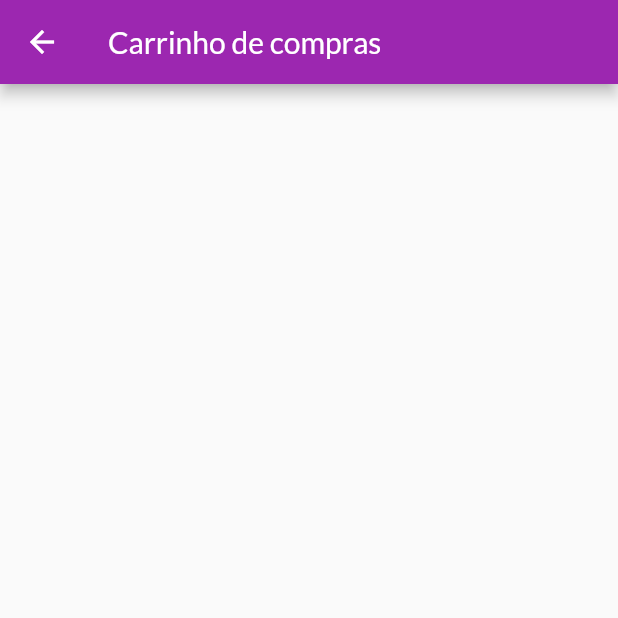
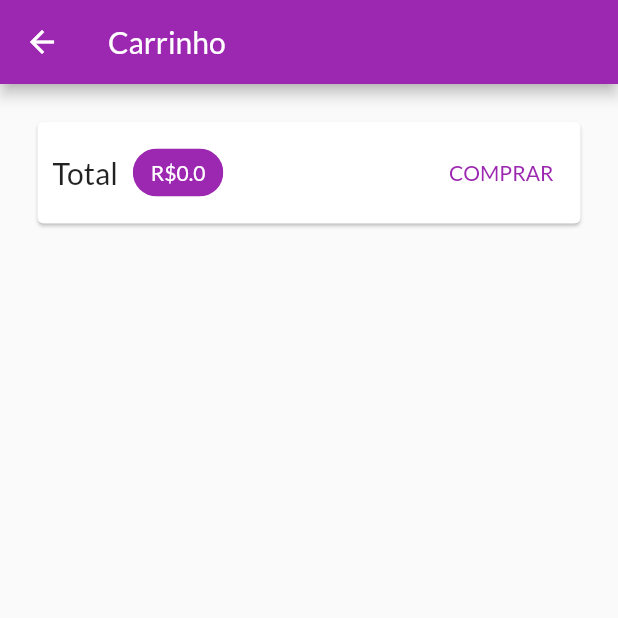
Before and after one commit to marcelinx/shop-flutter, a Flutter app: the CartPage screen opened by its route, on a phone screen of 412 x 824 dp, the top half of it. Run offline on Flutter 3.47's test engine with Material 2 defaults, Android fonts, the phone set to English and light mode, and no system bars; network calls fail.

Commit message:
finalizando componente carrinho

```diff
--- /dev/null
+++ b/lib/components/cart_item.dart
@@ -0,0 +1,14 @@
+import 'package:flutter/material.dart';
+
+import '../models/cart_item.dart';
+
+class CartItemWidget extends StatelessWidget {
+  final CartItem cartItem;
+
+  const CartItemWidget( this.cartItem, {Key? key}) : super(key: key);
+
+  @override
+  Widget build(BuildContext context) {
+    return Text(cartItem.name);
+  }
+}
--- a/lib/models/cart.dart
+++ b/lib/models/cart.dart
@@ -15,7 +15,7 @@ class Cart with ChangeNotifier {
   }
 
   double get totalAmount {
-    double total = 0.0;
+    double total = 00.0;
     _items.forEach((key, cartItem) {
       total += cartItem.price * cartItem.quantity;
     });
--- a/lib/pages/cart_page.dart
+++ b/lib/pages/cart_page.dart
@@ -1,15 +1,62 @@
 import 'package:flutter/material.dart';
+import 'package:provider/provider.dart';
+import 'package:shop/components/cart_item.dart';
+import 'package:shop/models/cart.dart';
 
 class CartPage extends StatelessWidget {
-  const CartPage({ Key? key }) : super(key: key);
+  const CartPage({Key? key}) : super(key: key);
 
   @override
   Widget build(BuildContext context) {
+    final Cart cart = Provider.of(context);
+    final items = cart.items.values.toList();
+
     return Scaffold(
       appBar: AppBar(
-        title: Text("Carrinho de compras"),
+        title: const Text('Carrinho'),
       ),
-
+      body: Column(
+        children: [
+          Card(
+            margin: const EdgeInsets.all(25),
+            child: Padding(
+              padding: const EdgeInsets.all(10),
+              child: Row(
+                mainAxisAlignment: MainAxisAlignment.spaceBetween,
+                children: [
+                  const Text(
+                    'Total',
+                    style: TextStyle(
+                      fontSize: 20,
+                    ),
+                  ),
+                  const SizedBox(width: 10),
+                  Chip(
+                    backgroundColor: Theme.of(context).colorScheme.primary,
+                    label: Text(
+                      'R\$${cart.totalAmount}',
+                      style: const TextStyle(
+                        color: Colors.white,
+                      ),
+                    ),
+                  ),
+                  const Spacer(),
+                  TextButton(
+                    onPressed: () {},
+                    child: const Text('COMPRAR'),
+                  )
+                ],
+              ),
+            ),
+          ),
+          Expanded(
+            child: ListView.builder(
+              itemCount: items.length,
+              itemBuilder: (ctx, i) => CartItemWidget(items[i]),
+            ),
+          ),
+        ],
+      ),
     );
   }
 }
```
